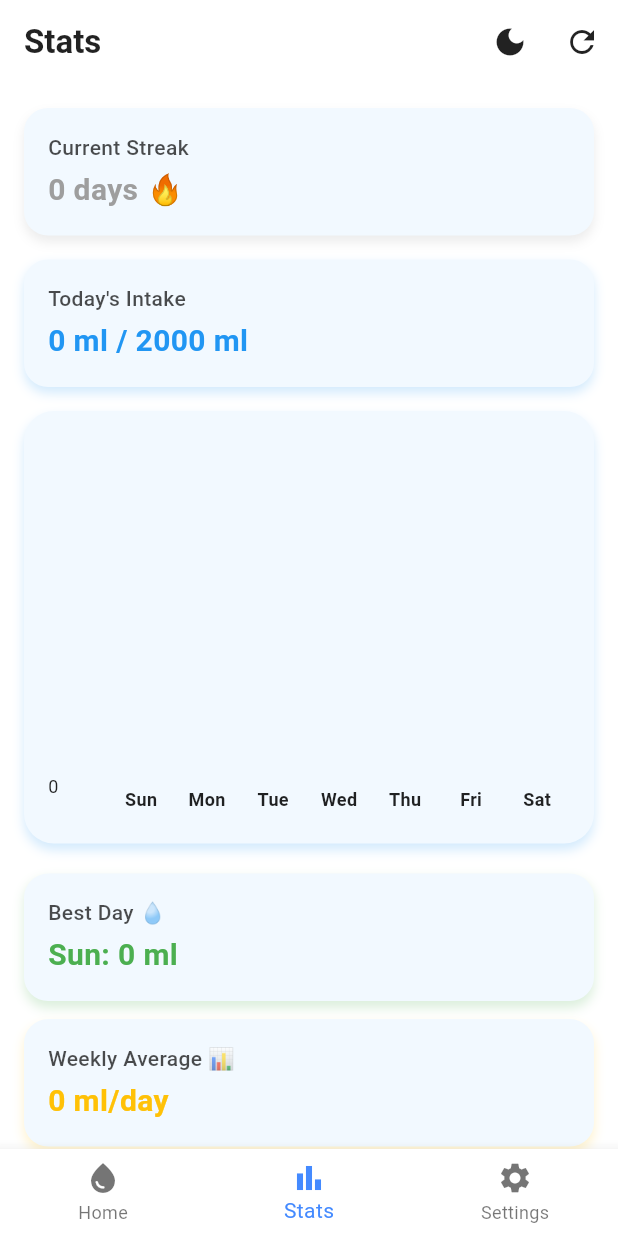
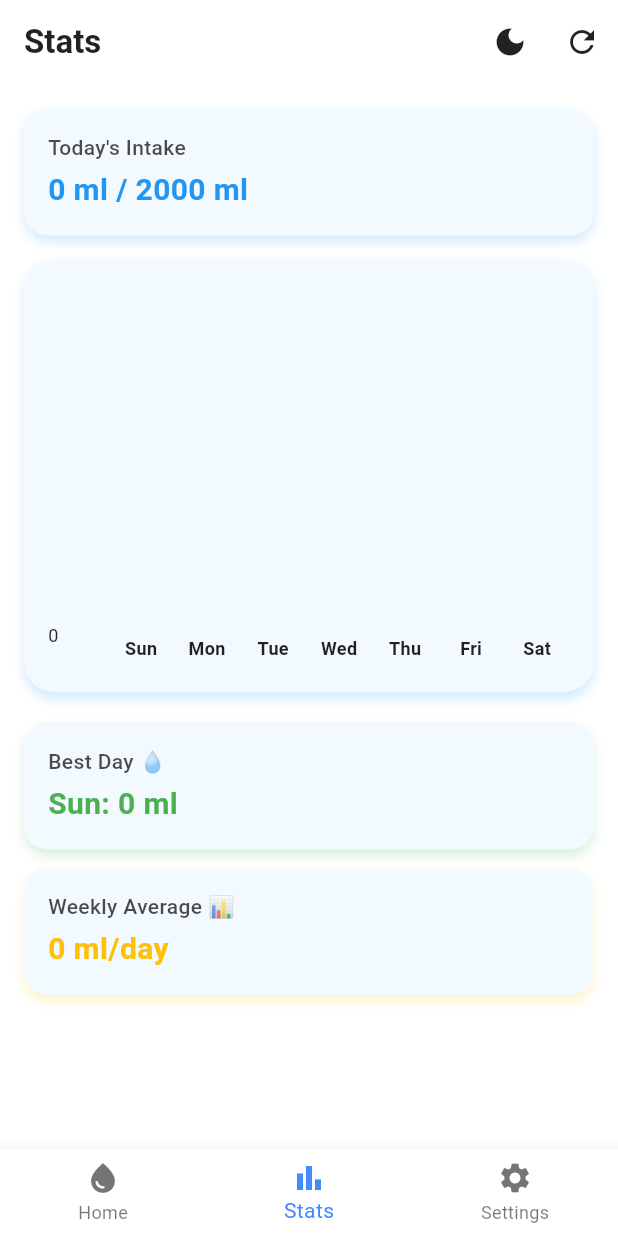
Before and after one commit to 2211845885/thirsty-MobileApp, a Flutter app: the screen it shows after launch, item 2 of the bottom bar chosen, after a tap on the "refresh" icon, on a phone screen of 412 x 824 dp. Run offline on Flutter 3.47's test engine with Material 3 defaults, Android fonts, the light colour scheme and no system bars; drawn by our look-alikes of fl_chart; our stand-ins replace device_info_plus, firebase_core, firebase_messaging, flutter_local_notifications, shared_preferences, timezone; missing offline and left inert: android_intent_plus; accounts and stored records are empty.

Commit message:
removed streaks

```diff
--- a/lib/screens/stats_screen.dart
+++ b/lib/screens/stats_screen.dart
@@ -23,8 +23,6 @@ class StatsScreen extends StatefulWidget {
 
 class _StatsScreenState extends State<StatsScreen> with WidgetsBindingObserver {
   List<int> _weeklyIntake = List.filled(7, 0);
-  List<int> _streakHistory = List.filled(7, 0);
-  int _streak = 0;
 
   late VoidCallback _intakeListener;
   late VoidCallback _goalListener;
@@ -37,7 +35,6 @@ class _StatsScreenState extends State<StatsScreen> with WidgetsBindingObserver {
     _checkForReset().then((_) => _loadData());
 
     _intakeListener = () async {
-      await _checkGoalAndUpdateStreak();
       await _loadData();
     };
     widget.intakeNotifier.addListener(_intakeListener);
@@ -89,38 +86,7 @@ class _StatsScreenState extends State<StatsScreen> with WidgetsBindingObserver {
       _weeklyIntake = List.filled(7, 0);
     }
 
-    final streakRaw = prefs.getStringList('streak');
-    if (streakRaw != null && streakRaw.length == 7) {
-      _streakHistory = streakRaw.map((e) => int.tryParse(e) ?? 0).toList();
-    } else {
-      _streakHistory = List.filled(7, 0);
-      await prefs.setStringList('streak', _streakHistory.map((e) => e.toString()).toList());
-    }
-
-    _calculateStreak();
     if (mounted) setState(() {});
-  }
-
-  void _calculateStreak() {
-    _streak = _streakHistory.reversed.takeWhile((day) => day == 1).length;
-  }
-
-  Future<void> _checkGoalAndUpdateStreak() async {
-    final intake = widget.intakeNotifier.value;
-    final goal = (widget.goalNotifier.value * 1000).toInt();
-    final now = DateTime.now();
-    final index = now.weekday % 7;
-
-    if (intake >= goal && _streakHistory[index] != 1) {
-      final prefs = await SharedPreferences.getInstance();
-      _streakHistory[index] = 1;
-      await prefs.setStringList(
-        'streak',
-        _streakHistory.map((e) => e.toString()).toList(),
-      );
-      _calculateStreak();
-      if (mounted) setState(() {});
-    }
   }
 
   List<String> get _weekLabels => ['Sun', 'Mon', 'Tue', 'Wed', 'Thu', 'Fri', 'Sat'];
@@ -190,14 +156,6 @@ class _StatsScreenState extends State<StatsScreen> with WidgetsBindingObserver {
               child: IntrinsicHeight(
                 child: Column(
                   children: [
-                    _buildCard(
-                      title: "Current Streak",
-                      value: _streak == 0 ? "0 days 🔥" : "$_streak days 🔥",
-                      valueColor: _streak == 0 ? greyColor : fireColor,
-                      textColor: textColor,
-                      cardColor: cardColor,
-                    ),
-                    const SizedBox(height: 16),
                     _buildCard(
                       title: "Today's Intake",
                       value:
```
